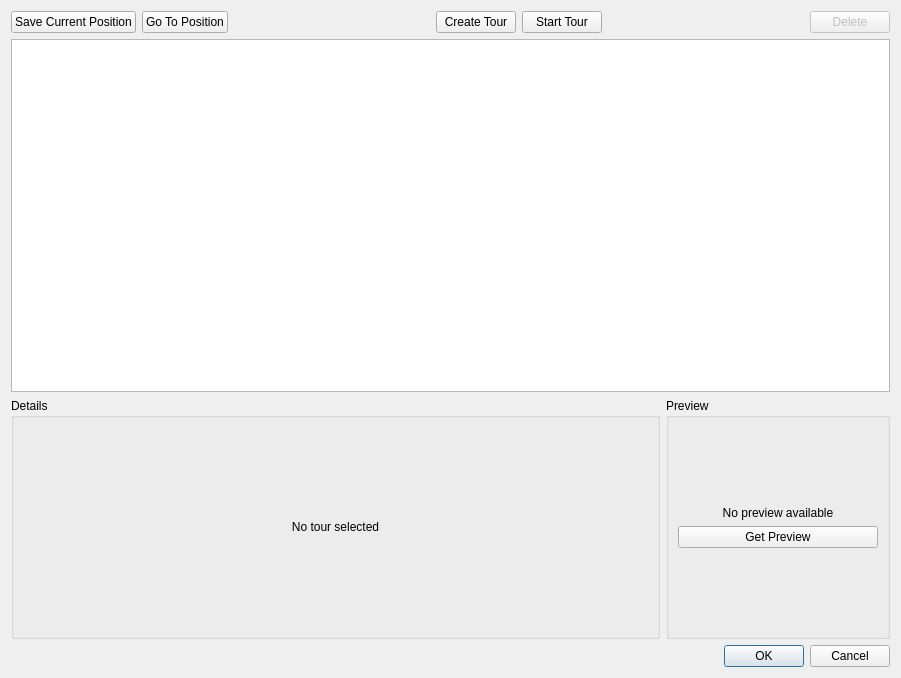
networkoptix/nx_open, file client/src/ui/dialogs/ptz_tours_dialog.ui: the form before one commit.
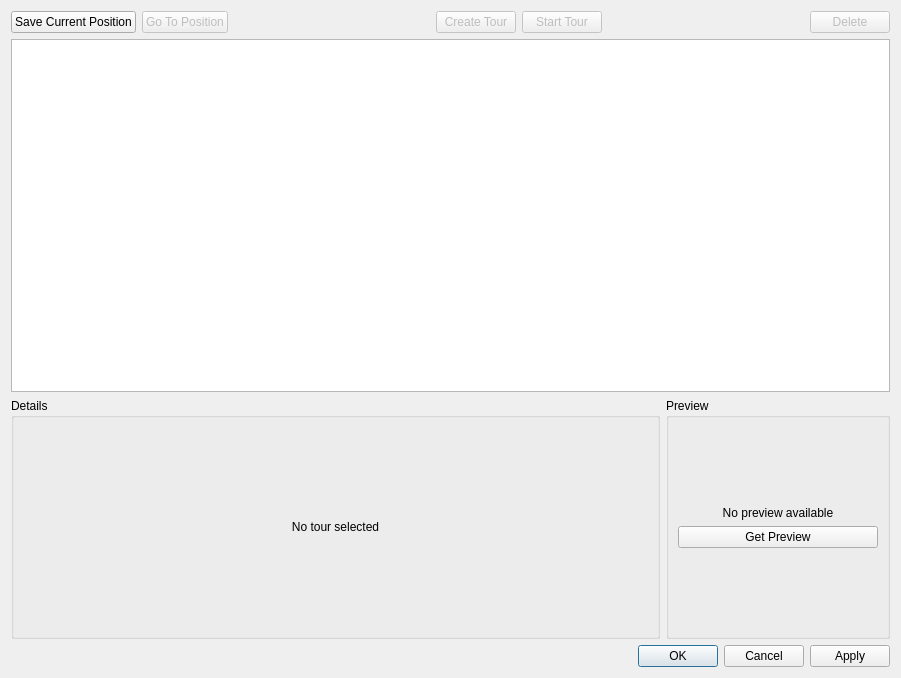
The form after the commit. Icons and pictures are not drawn. Custom widgets are drawn as their Qt base class.

Commit message:
PtzDialog refactoring: ui changed a bit
<==== Mercurial data ====>
Branch: master

```diff
--- a/client/src/ui/dialogs/ptz_tours_dialog.ui
+++ b/client/src/ui/dialogs/ptz_tours_dialog.ui
@@ -47,7 +47,10 @@
        </widget>
       </item>
       <item>
-       <widget class="QPushButton" name="pushButton_2">
+       <widget class="QPushButton" name="goToPositionButton">
+        <property name="enabled">
+         <bool>false</bool>
+        </property>
         <property name="text">
          <string>Go To Position</string>
         </property>
@@ -72,6 +75,9 @@
       </item>
       <item>
        <widget class="QPushButton" name="addTourButton">
+        <property name="enabled">
+         <bool>false</bool>
+        </property>
         <property name="text">
          <string>Create Tour</string>
         </property>
@@ -82,7 +88,10 @@
        </widget>
       </item>
       <item>
-       <widget class="QPushButton" name="pushButton_3">
+       <widget class="QPushButton" name="startTourButton">
+        <property name="enabled">
+         <bool>false</bool>
+        </property>
         <property name="text">
          <string>Start Tour</string>
         </property>
@@ -330,7 +339,7 @@
       <enum>Qt::Horizontal</enum>
      </property>
      <property name="standardButtons">
-      <set>QDialogButtonBox::Cancel|QDialogButtonBox::Ok</set>
+      <set>QDialogButtonBox::Apply|QDialogButtonBox::Cancel|QDialogButtonBox::Ok</set>
      </property>
     </widget>
    </item>
```
The commit also changes 2 other files.
